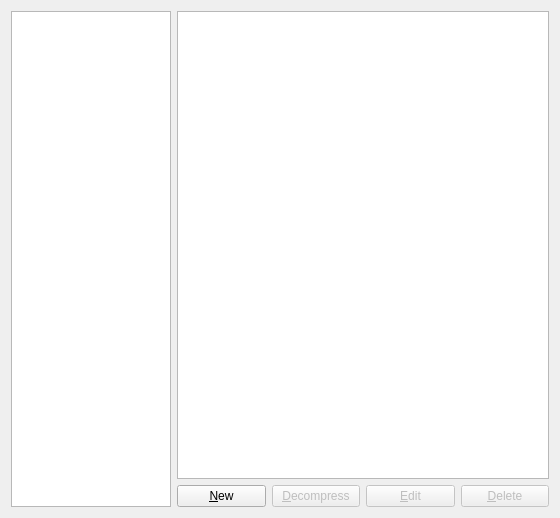
Qt form gns3/modules/dynamips/ui/ios_router_preferences_page.ui (GNS3/gns3-gui) before a commit.
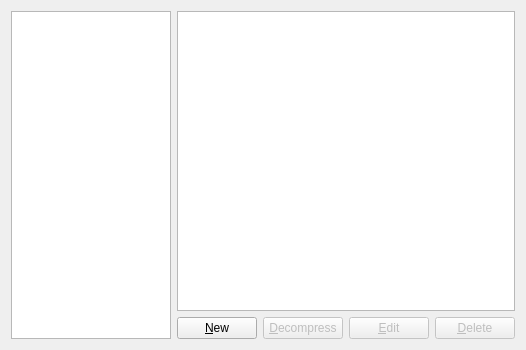
The same form after that commit.

The edit to the form file:
```diff
--- a/gns3/modules/dynamips/ui/ios_router_preferences_page.ui
+++ b/gns3/modules/dynamips/ui/ios_router_preferences_page.ui
@@ -6,8 +6,8 @@
    <rect>
     <x>0</x>
     <y>0</y>
-    <width>560</width>
-    <height>518</height>
+    <width>505</width>
+    <height>350</height>
    </rect>
   </property>
   <property name="windowTitle">
```
Left out of the diff: 3 changed lines with no effect on the pictures.
